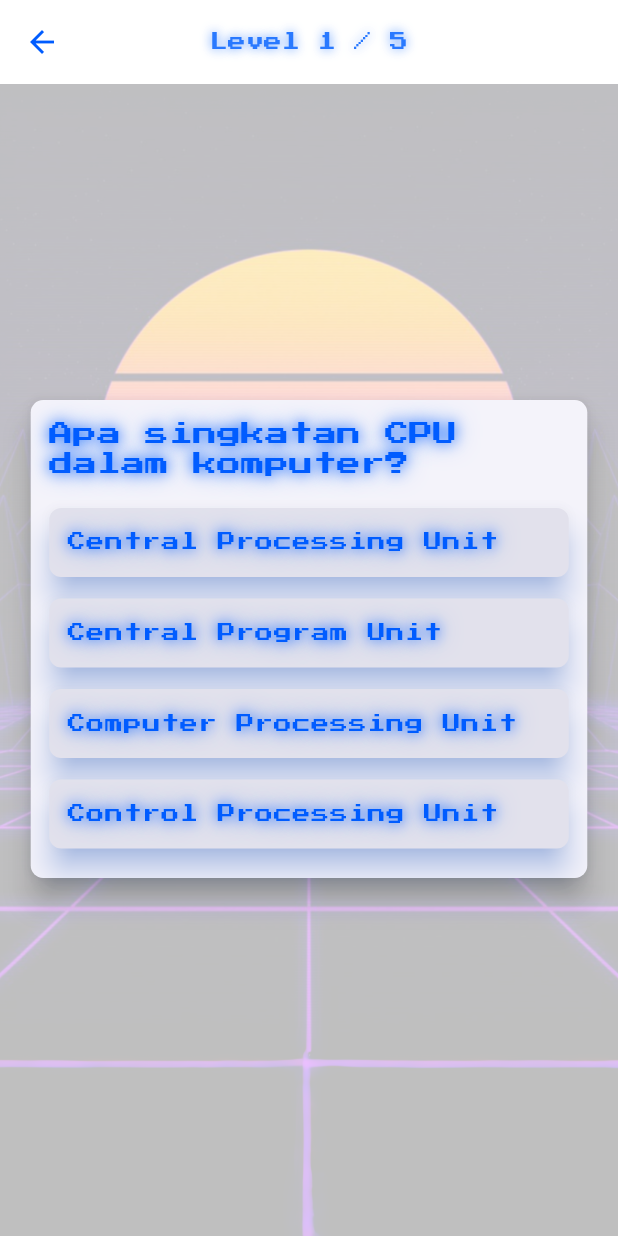
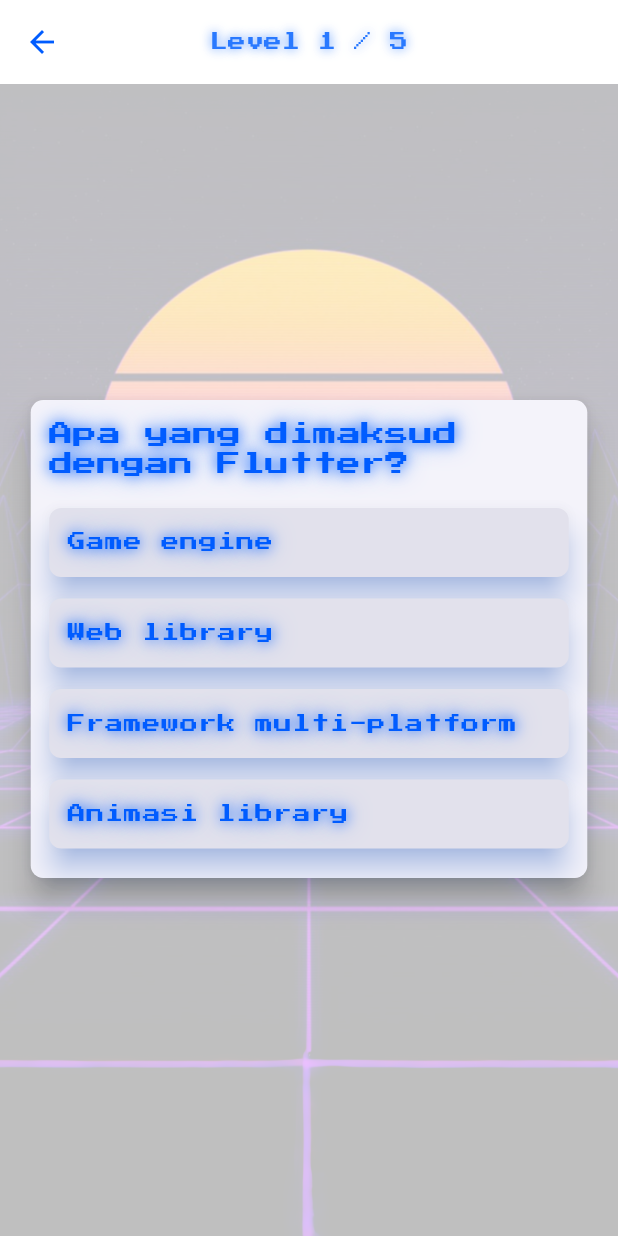
Before and after one commit to JordiLoveinTSibero-231401052/utspm1jordisibero231401052, a Flutter app: the QuizScreen screen opened directly, on a phone screen of 412 x 824 dp. Run offline on Flutter 3.47's test engine with Material 3 defaults, Android fonts, the phone set to English and light mode, and no system bars; our stand-ins replace google_fonts.

Commit message:
Update sample questions in questions.dart

```diff
--- a/lib/data/questions.dart
+++ b/lib/data/questions.dart
@@ -4,32 +4,32 @@
 final List<Question> sampleQuestions = [
   Question(
     id: 'q1',
-    text: 'Apa singkatan CPU dalam komputer?',
-    options: ['Central Processing Unit', 'Central Program Unit', 'Computer Processing Unit', 'Control Processing Unit'],
-    correctIndex: 0,
+    text: 'Apa yang dimaksud dengan Flutter?',
+    options: ['Game engine', 'Web library', 'Framework multi-platform', 'Animasi library'],
+    correctIndex: 2,
   ),
   Question(
     id: 'q2',
-    text: 'Siapa yang menciptakan bahasa pemrograman C?',
-    options: ['Dennis Ritchie', 'James Gosling', 'Bjarne Stroustrup', 'Guido van Rossum'],
+    text: 'Bagaimana perintah untuk menjalankan App?',
+    options: ['flutter run', 'flutter go', 'flutter start', 'flutter build'],
     correctIndex: 0,
   ),
   Question(
     id: 'q3',
-    text: 'Apa warna campuran merah dan biru?',
-    options: ['Magenta', 'Hijau', 'Cyan', 'Kuning'],
-    correctIndex: 0,
+    text: 'Bahasa pemrograman apakah yang digunakan Flutter?',
+    options: ['Java', 'Phyton', 'Kolin', 'Dart'],
+    correctIndex: 3,
   ),
   Question(
     id: 'q4',
-    text: 'Berapa bit dalam 1 byte?',
-    options: ['8', '4', '16', '32'],
+    text: 'Widget apa yang digunakan untuk menampilkan teks?',
+    options: ['Text', 'Button', 'Label', 'String'],
     correctIndex: 0,
   ),
   Question(
     id: 'q5',
-    text: 'Apa singkatan dari HTTP?',
-    options: ['HyperText Transfer Protocol', 'High Transfer Text Protocol', 'Hyperlink Transfer Text Protocol', 'HyperText Transmission Protocol'],
-    correctIndex: 0,
+    text: 'Widget apa yang digunakan untuk menampilkan Gambar',
+    options: ['Text', 'image', 'Button', 'Label'],
+    correctIndex: 1,
   ),
 ];
```
